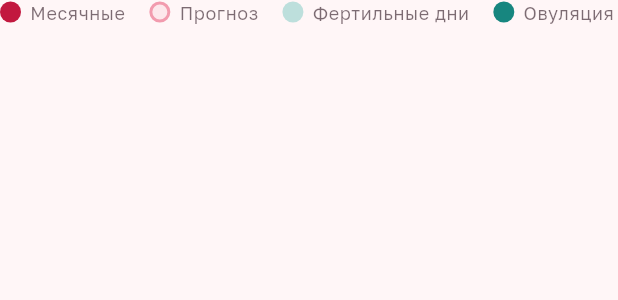
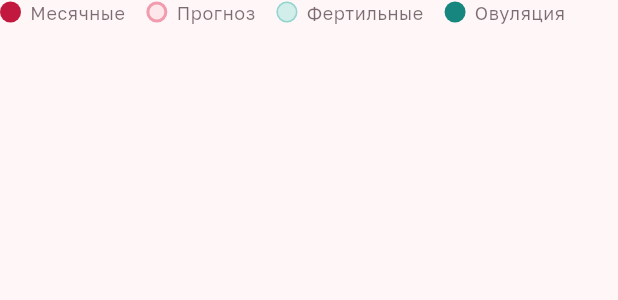
Before and after one commit to atomicpel/Test, a Flutter app: the _Legend widget shown alone on an empty page, opened directly, on a phone screen of 412 x 824 dp. Shown: the top 300 px of the screen. Run offline on Flutter 3.47's test engine with Material 3 defaults, Android fonts, the phone set to English and light mode, and no system bars; project files that could hold a hidden picture were left out.

Commit message:
Оформление: фертильные дни в тёмной теме, легенда в одну строку, неразрывные пробелы
Co-Authored-By: Claude Opus 5.5 <noreply@anthropic.com>
Claude-Session: https://claude.ai/code/session_012uBLWfLNJR7St4szkV6akV

```diff
--- a/app/lib/calendar_page.dart
+++ b/app/lib/calendar_page.dart
@@ -478,7 +478,8 @@ class _DayCellState extends State<_DayCell>
         fill = color!.withValues(alpha: 0.16);
         border = Border.all(color: color, width: 2);
       case DayKind.fertile:
-        fill = color!.withValues(alpha: 0.32);
+        fill = Palette.fertileFill(theme.brightness);
+        textColor = Palette.fertileText(theme.brightness);
       case DayKind.none:
         break;
     }
@@ -557,7 +558,7 @@ class _Legend extends StatelessWidget {
           ],
         );
     return Wrap(
-      spacing: 16,
+      spacing: 14,
       runSpacing: 8,
       alignment: WrapAlignment.center,
       children: [
@@ -570,10 +571,12 @@ class _Legend extends StatelessWidget {
                 shape: BoxShape.circle,
                 border: Border.all(color: Palette.predicted, width: 2))),
         item(
-            'Фертильные дни',
+            'Фертильные',
             BoxDecoration(
-                color: Palette.fertile.withValues(alpha: 0.45),
-                shape: BoxShape.circle)),
+                color: Palette.fertileFill(theme.brightness),
+                shape: BoxShape.circle,
+                border: Border.all(
+                    color: Palette.fertile.withValues(alpha: 0.6), width: 1))),
         item('Овуляция',
             const BoxDecoration(color: Palette.ovulation, shape: BoxShape.circle)),
       ],
--- a/app/lib/ui_common.dart
+++ b/app/lib/ui_common.dart
@@ -30,7 +30,8 @@ String plural(int n, String one, String few, String many) {
   return many;
 }
 
-String daysWord(int n) => '$n ${plural(n, 'день', 'дня', 'дней')}';
+// неразрывный пробел: «5 дней» не разрывается между строк
+String daysWord(int n) => '$n\u00A0${plural(n, 'день', 'дня', 'дней')}';
 
 /// Шрифты: Unbounded — цифры и заголовки, Golos — текст.
 const kDisplay = 'Unbounded';
@@ -47,6 +48,13 @@ class Palette {
   static const night = Color(0xFF170C12);
   static const nightRaised = Color(0xFF231620);
   static const nightText = Color(0xFFF7E9EE);
+
+  /// Заливка фертильных дней: в тёмной теме полупрозрачная бирюза
+  /// на сливовом фоне становится серой, поэтому цвета заданы явно.
+  static Color fertileFill(Brightness b) =>
+      b == Brightness.dark ? const Color(0xFF17423F) : const Color(0xFFD2EEEA);
+  static Color fertileText(Brightness b) =>
+      b == Brightness.dark ? const Color(0xFFB4EAE4) : const Color(0xFF0F5B56);
 }
 
 Color? kindColor(DayKind k) => switch (k) {
```
